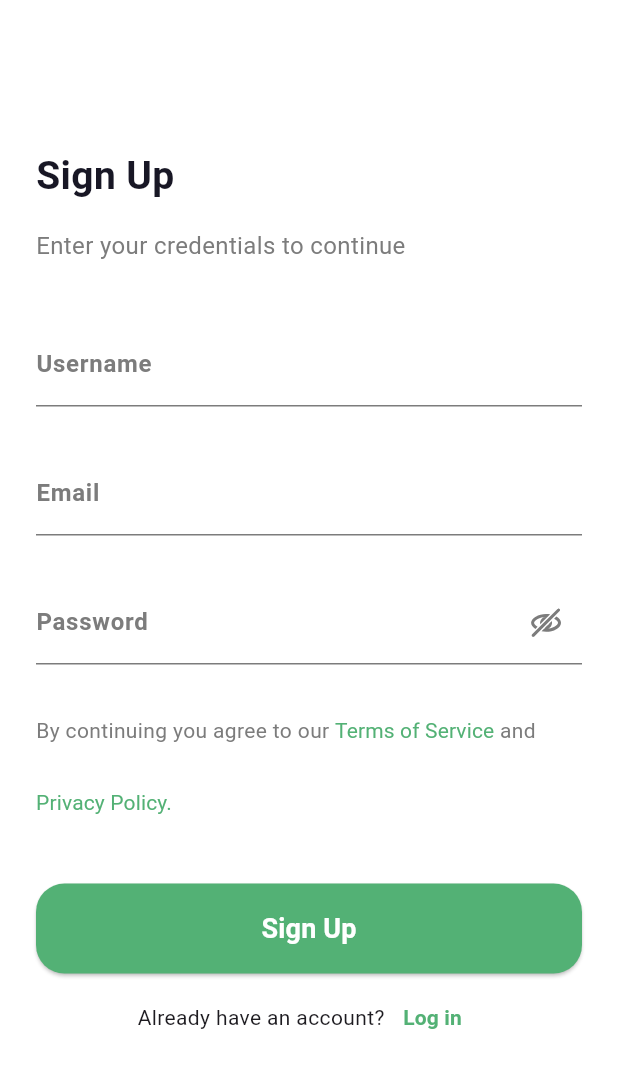
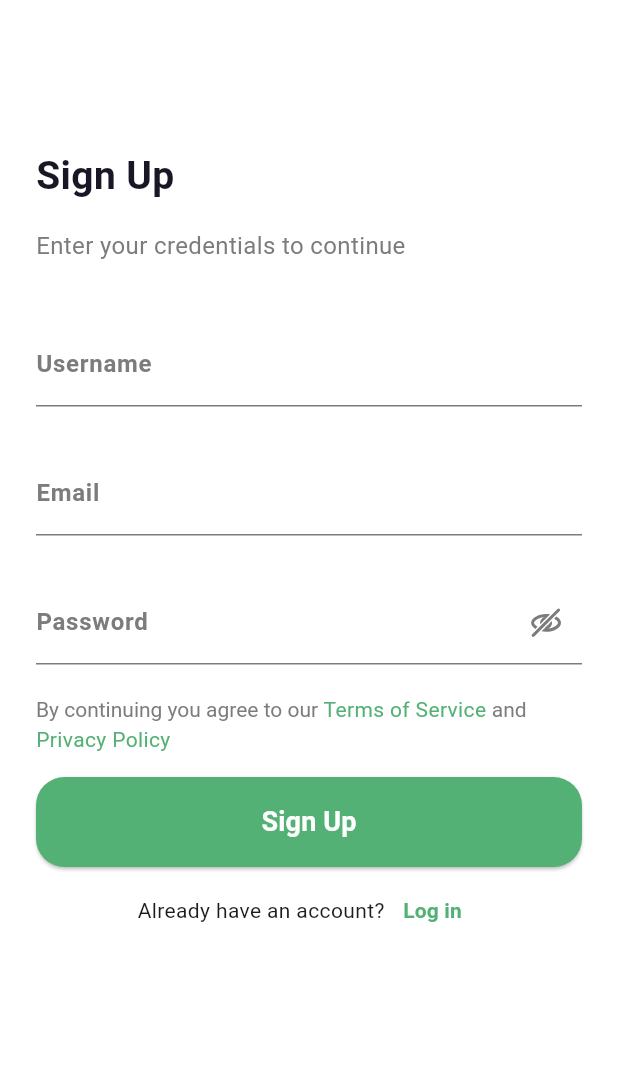
Before and after one commit to Andrew417/UI_Shopping_app, a Flutter app: the SignupPage screen opened directly, on a phone screen of 412 x 824 dp, the part 120-1208 px from its top. Run offline on Flutter 3.47's test engine with Material 3 defaults, Android fonts, the phone set to English and light mode, and no system bars; our stand-ins replace flutter_svg.

```diff
--- a/lib/feature/auth/page/signup_page.dart
+++ b/lib/feature/auth/page/signup_page.dart
@@ -72,62 +72,42 @@ class _SignupPageState extends State<SignupPage> {
                     ),
                   ),
                   SizedBox(height: 20),
-                  Wrap(
-                    alignment: WrapAlignment.start,
-                    crossAxisAlignment: WrapCrossAlignment.center,
+                  RichText(
+                    text: TextSpan(
                       children: [
-                      Text(
-                        'By continuing you agree to our ',
-                        style: TextStyle(
-                          color: AppColors.grey,
-                          fontWeight: FontWeight.w400,
-                          fontSize: 14,
+                        TextSpan(
+                          text: 'By continuing you agree to our ',
+                          style: TextStyle(color: AppColors.grey),
                         ),
-                      ),
-                      TextButton(
-                        onPressed: () {},
-                        style: TextButton.styleFrom(
-                          padding: EdgeInsets.zero,
-                          minimumSize: Size(0, 0),
-                        ),
+                        WidgetSpan(
+                          alignment: PlaceholderAlignment.middle,
+                          child: GestureDetector(
+                            onTap: () {},
                             child: Text(
-                          'Terms of Service',
-                          style: TextStyle(
-                            color: AppColors.primaryColor,
-                            fontWeight: FontWeight.w400,
-                            fontSize: 14,
+                              'Terms of Service ',
+                              style: TextStyle(color: AppColors.primaryColor),
                             ),
                           ),
                         ),
-                      Text(
-                        ' and ',
-                        style: TextStyle(
-                          color: AppColors.grey,
-                          fontWeight: FontWeight.w400,
-                          fontSize: 14,
+                        TextSpan(
+                          text: 'and ',
+                          style: TextStyle(color: AppColors.grey),
                         ),
-                      ),
-                      TextButton(
-                        onPressed: () {
-                          // Navigate to Privacy Policy page
-                        },
-                        style: TextButton.styleFrom(
-                          padding: EdgeInsets.zero,
-                          minimumSize: Size(0, 0),
-                        ),
+                        WidgetSpan(
+                          alignment: PlaceholderAlignment.middle,
+                          child: GestureDetector(
+                            onTap: () {},
                             child: Text(
-                          'Privacy Policy.',
-                          style: TextStyle(
-                            color: AppColors.primaryColor,
-                            fontWeight: FontWeight.w400,
-                            fontSize: 14,
+                              'Privacy Policy ',
+                              style: TextStyle(color: AppColors.primaryColor),
                             ),
                           ),
                         ),
                       ],
                     ),
+                  ),
 
-                  SizedBox(height: 30),
+                  SizedBox(height: 15),
                   mainBtn(
                     text: 'Sign Up',
                     onPressed: () {
--- a/lib/feature/auth/page/welcome.dart
+++ b/lib/feature/auth/page/welcome.dart
@@ -19,6 +19,7 @@ class Welcome extends StatelessWidget {
             width: double.infinity,
             fit: BoxFit.cover,
           ),
+
           Positioned(
             bottom: 80,
             left: 30,
```
Lines whose indentation alone changed are shown as unchanged.
